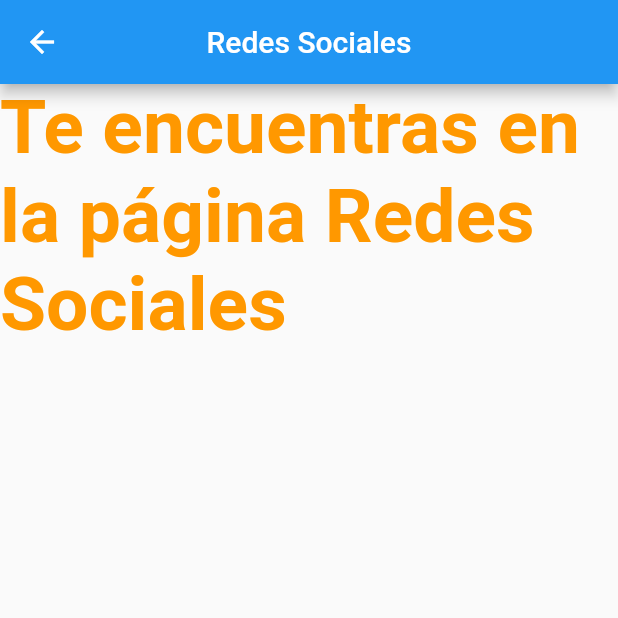
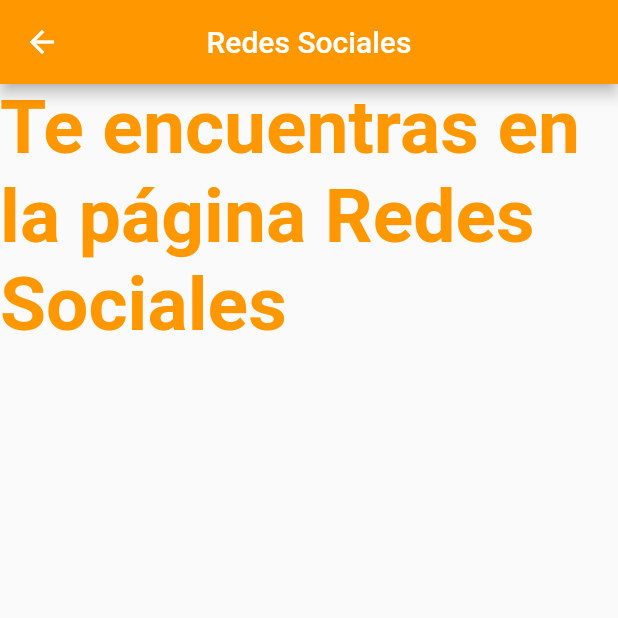
Before and after one commit to ReyesSantiag0/SimpleDialogSantiagoReyes, a Flutter app: the ListView2 screen opened directly, on a phone screen of 412 x 824 dp, the top half of it. Run offline on Flutter 3.47's test engine with Material 2 defaults, Android fonts, the light colour scheme and no system bars.

Commit message:
Se agrega Proyecto

```diff
--- a/lib/Home.dart
+++ b/lib/Home.dart
@@ -24,11 +24,10 @@ class _HomeScreenState extends State<HomeScreen> {
       ),
       body: Center(
         child: FloatingActionButton(
-          child: Icon(Icons.info),
+          child: Icon(Icons.add_comment),
           backgroundColor: Colors.pink,
           onPressed: () {
             _showDialog(context);
-            // setState(() {});
           },
         ),
       ),
--- a/lib/Views/datos_personales.dart
+++ b/lib/Views/datos_personales.dart
@@ -7,6 +7,7 @@ class ListView3 extends StatelessWidget {
   Widget build(BuildContext context) {
     return Scaffold(
       appBar: AppBar(
+        backgroundColor: Colors.green,
         centerTitle: true,
         title: Text('Datos Personales'),
       ),
--- a/lib/Views/mis_contactos.dart
+++ b/lib/Views/mis_contactos.dart
@@ -7,6 +7,7 @@ class ListView1 extends StatelessWidget {
   Widget build(BuildContext context) {
     return Scaffold(
       appBar: AppBar(
+        backgroundColor: Colors.blue,
         centerTitle: true,
         title: Text('Mis Contactos'),
       ),
--- a/lib/Views/mis_cursos.dart
+++ b/lib/Views/mis_cursos.dart
@@ -7,6 +7,7 @@ class ListView4 extends StatelessWidget {
   Widget build(BuildContext context) {
     return Scaffold(
       appBar: AppBar(
+        backgroundColor: Colors.redAccent,
         centerTitle: true,
         title: Text('Mis Cursos'),
       ),
--- a/lib/Views/redes_sociales.dart
+++ b/lib/Views/redes_sociales.dart
@@ -7,6 +7,7 @@ class ListView2 extends StatelessWidget {
   Widget build(BuildContext context) {
     return Scaffold(
       appBar: AppBar(
+        backgroundColor: Colors.orange,
         centerTitle: true,
         title: Text('Redes Sociales'),
       ),
```
